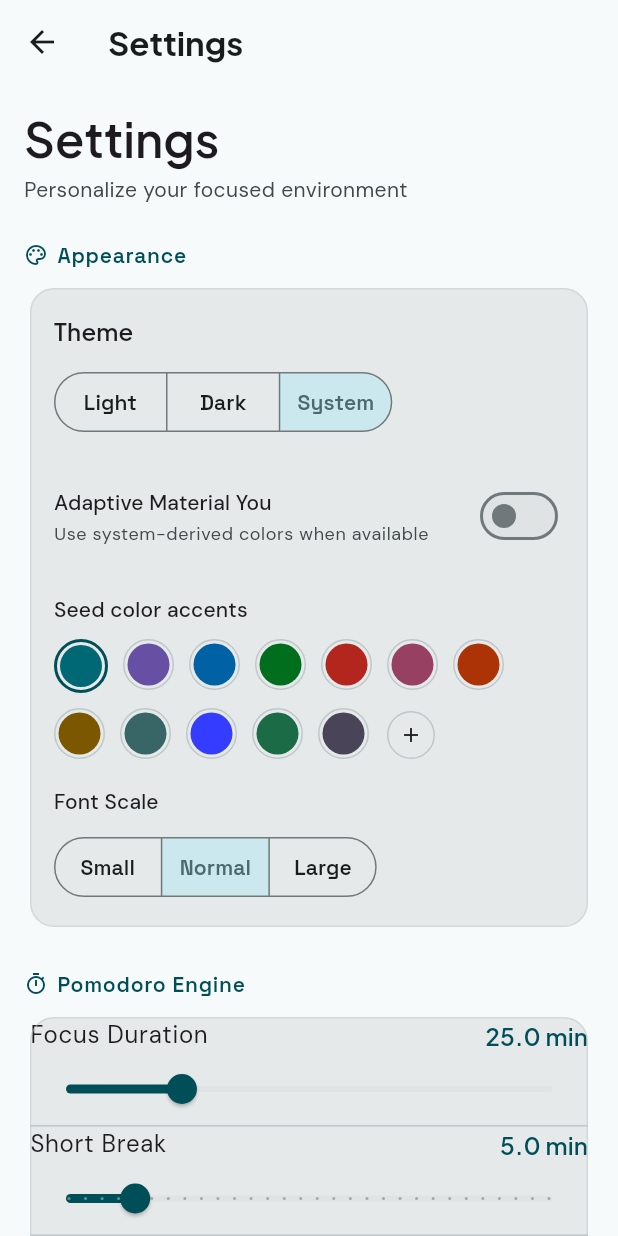
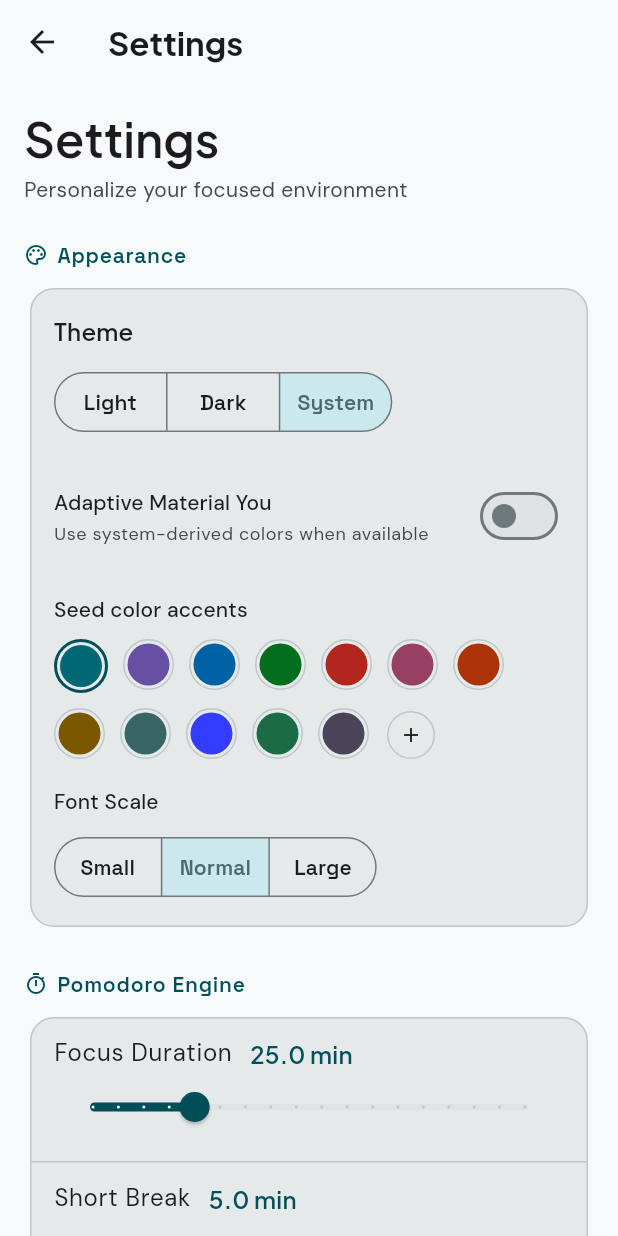
Before and after one commit to thies2005/studyhabit, a Flutter app: the screen it shows after launch, after a tap on the "settings" icon, on a phone screen of 412 x 824 dp. Run offline on Flutter 3.47's test engine with Material 3 defaults, Android fonts, the light colour scheme and no system bars; drawn by our look-alikes of dynamic_color; our stand-ins replace confetti, device_info_plus, drift, drift_flutter, file_picker, fl_chart and 9 more; missing offline and left inert: app_settings, flex_color_picker, flutter_foreground_task, syncfusion_flutter_pdfviewer; accounts and stored records are empty; generated files the repository leaves out were written again.

Commit message:
fix: restore session navigation and add per-day goals
- navigate recent sessions to subject detail timeline
- add weekday-specific study goals with export support
- improve slider layout and adaptive theme visibility
- strengthen achievement and stat card borders
- bump app version to 1.0.1+3

```diff
--- a/lib/core/providers/theme_provider.dart
+++ b/lib/core/providers/theme_provider.dart
@@ -29,6 +29,13 @@ class ThemeSettings extends _$ThemeSettings {
   static const _gracePeriodKey = 'streak.gracePeriod';
   static const _continuousFocusKey = 'pomodoro.continuousFocus';
   static const _dailyGoalMinutesKey = 'goal.dailyMinutes';
+  static const _dailyGoalMondayKey = 'goal.monday';
+  static const _dailyGoalTuesdayKey = 'goal.tuesday';
+  static const _dailyGoalWednesdayKey = 'goal.wednesday';
+  static const _dailyGoalThursdayKey = 'goal.thursday';
+  static const _dailyGoalFridayKey = 'goal.friday';
+  static const _dailyGoalSaturdayKey = 'goal.saturday';
+  static const _dailyGoalSundayKey = 'goal.sunday';
   static const _lastDailyGoalAwardDateKey = 'goal.lastAwardDate';
 
 
@@ -75,6 +82,18 @@ class ThemeSettings extends _$ThemeSettings {
     final gracePeriod = _prefs.getDouble(_gracePeriodKey) ?? 2.0;
     final continuousFocus = _prefs.getBool(_continuousFocusKey) ?? true;
     final dailyGoalMinutes = _prefs.getInt(_dailyGoalMinutesKey) ?? 0;
+    final dailyGoalsByWeekday = <int, int>{
+      DateTime.monday: _prefs.getInt(_dailyGoalMondayKey) ?? dailyGoalMinutes,
+      DateTime.tuesday: _prefs.getInt(_dailyGoalTuesdayKey) ?? dailyGoalMinutes,
+      DateTime.wednesday:
+          _prefs.getInt(_dailyGoalWednesdayKey) ?? dailyGoalMinutes,
+      DateTime.thursday:
+          _prefs.getInt(_dailyGoalThursdayKey) ?? dailyGoalMinutes,
+      DateTime.friday: _prefs.getInt(_dailyGoalFridayKey) ?? dailyGoalMinutes,
+      DateTime.saturday:
+          _prefs.getInt(_dailyGoalSaturdayKey) ?? dailyGoalMinutes,
+      DateTime.sunday: _prefs.getInt(_dailyGoalSundayKey) ?? dailyGoalMinutes,
+    };
     final lastDailyGoalAwardDate = _prefs.getString(_lastDailyGoalAwardDateKey) ?? '';
 
     return ThemeSettingsState(
@@ -99,6 +118,7 @@ class ThemeSettings extends _$ThemeSettings {
       gracePeriodHours: gracePeriod,
       continuousFocus: continuousFocus,
       dailyGoalMinutes: dailyGoalMinutes,
+      dailyGoalsByWeekday: dailyGoalsByWeekday,
       lastDailyGoalAwardDate: lastDailyGoalAwardDate,
     );
   }
@@ -320,9 +340,31 @@ class ThemeSettings extends _$ThemeSettings {
     final current = state.asData?.value;
     if (current == null) return;
 
-    final next = current.copyWith(dailyGoalMinutes: minutes);
+    final next = current.copyWith(
+      dailyGoalMinutes: minutes,
+      dailyGoalsByWeekday: {
+        for (final weekday in ThemeSettingsState.weekdays) weekday: minutes,
+      },
+    );
     state = AsyncValue.data(next);
     await _prefs.setInt(_dailyGoalMinutesKey, minutes);
+    for (final entry in _dailyGoalPreferenceKeys.entries) {
+      await _prefs.setInt(entry.value, minutes);
+    }
+  }
+
+  Future<void> setDailyGoalForWeekday(int weekday, int minutes) async {
+    final current = state.asData?.value;
+    if (current == null) return;
+
+    final updatedGoals = Map<int, int>.from(current.dailyGoalsByWeekday)
+      ..[weekday] = minutes;
+    final next = current.copyWith(dailyGoalsByWeekday: updatedGoals);
+    state = AsyncValue.data(next);
+    final key = _dailyGoalPreferenceKeys[weekday];
+    if (key != null) {
+      await _prefs.setInt(key, minutes);
+    }
   }
 
   Future<void> setLastDailyGoalAwardDate(String date) async {
@@ -333,6 +375,16 @@ class ThemeSettings extends _$ThemeSettings {
     state = AsyncValue.data(next);
     await _prefs.setString(_lastDailyGoalAwardDateKey, date);
   }
+
+  static const Map<int, String> _dailyGoalPreferenceKeys = {
+    DateTime.monday: _dailyGoalMondayKey,
+    DateTime.tuesday: _dailyGoalTuesdayKey,
+    DateTime.wednesday: _dailyGoalWednesdayKey,
+    DateTime.thursday: _dailyGoalThursdayKey,
+    DateTime.friday: _dailyGoalFridayKey,
+    DateTime.saturday: _dailyGoalSaturdayKey,
+    DateTime.sunday: _dailyGoalSundayKey,
+  };
 }
 
 class ThemeSettingsState {
@@ -358,8 +410,19 @@ class ThemeSettingsState {
     required this.gracePeriodHours,
     required this.continuousFocus,
     required this.dailyGoalMinutes,
+    required this.dailyGoalsByWeekday,
     required this.lastDailyGoalAwardDate,
   });
+
+  static const weekdays = <int>[
+    DateTime.monday,
+    DateTime.tuesday,
+    DateTime.wednesday,
+    DateTime.thursday,
+    DateTime.friday,
+    DateTime.saturday,
+    DateTime.sunday,
+  ];
 
   final int seedColorIndex;
   final ThemeMode themeMode;
@@ -382,7 +445,14 @@ class ThemeSettingsState {
   final double gracePeriodHours;
   final bool continuousFocus;
   final int dailyGoalMinutes;
+  final Map<int, int> dailyGoalsByWeekday;
   final String lastDailyGoalAwardDate;
+
+  int goalForWeekday(int weekday) {
+    return dailyGoalsByWeekday[weekday] ?? dailyGoalMinutes;
+  }
+
+  int get todayGoalMinutes => goalForWeekday(DateTime.now().weekday);
 
   ThemeSettingsState copyWith({
     int? seedColorIndex,
@@ -406,6 +476,7 @@ class ThemeSettingsState {
     double? gracePeriodHours,
     bool? continuousFocus,
     int? dailyGoalMinutes,
+    Map<int, int>? dailyGoalsByWeekday,
     String? lastDailyGoalAwardDate,
   }) {
     return ThemeSettingsState(
@@ -430,6 +501,8 @@ class ThemeSettingsState {
       gracePeriodHours: gracePeriodHours ?? this.gracePeriodHours,
       continuousFocus: continuousFocus ?? this.continuousFocus,
       dailyGoalMinutes: dailyGoalMinutes ?? this.dailyGoalMinutes,
+      dailyGoalsByWeekday:
+          dailyGoalsByWeekday ?? this.dailyGoalsByWeekday,
       lastDailyGoalAwardDate: lastDailyGoalAwardDate ?? this.lastDailyGoalAwardDate,
     );
   }
--- a/lib/core/router/app_router.dart
+++ b/lib/core/router/app_router.dart
@@ -97,7 +97,11 @@ GoRouter appRouter(Ref ref) {
         parentNavigatorKey: _rootNavigatorKey,
         builder: (context, state) {
           final subjectId = state.pathParameters['subjectId']!;
-          return SubjectDetailScreen(subjectId: subjectId);
+          final initialTab = state.uri.queryParameters['tab'];
+          return SubjectDetailScreen(
+            subjectId: subjectId,
+            initialTab: initialTab,
+          );
         },
       ),
       GoRoute(
--- a/lib/core/theme/app_theme.dart
+++ b/lib/core/theme/app_theme.dart
@@ -137,12 +137,23 @@ class AppTheme {
       colorScheme: scheme,
       scaffoldBackgroundColor: scheme.surface,
       textTheme: _buildTextTheme(brightness),
+      sliderTheme: SliderThemeData(
+        trackHeight: 4,
+        activeTrackColor: scheme.primary,
+        inactiveTrackColor: scheme.surfaceContainerHighest,
+        thumbColor: scheme.primary,
+        overlayColor: scheme.primary.withValues(alpha: 0.12),
+        activeTickMarkColor: scheme.onPrimary,
+        inactiveTickMarkColor: scheme.outlineVariant,
+        valueIndicatorColor: scheme.primary,
+        valueIndicatorTextStyle: TextStyle(color: scheme.onPrimary),
+      ),
       cardTheme: CardThemeData(
         elevation: 0,
         shape: RoundedRectangleBorder(
           borderRadius: BorderRadius.circular(16),
           side: BorderSide(
-            color: scheme.outlineVariant.withValues(alpha: 0.5),
+            color: scheme.outlineVariant,
             width: 1,
           ),
         ),
--- a/lib/features/home/home_screen.dart
+++ b/lib/features/home/home_screen.dart
@@ -1,5 +1,6 @@
 import 'package:flutter/material.dart';
 import 'package:flutter_riverpod/flutter_riverpod.dart';
+import 'package:go_router/go_router.dart';
 import 'package:riverpod_annotation/riverpod_annotation.dart';
 
 import '../../core/models/user_stats.dart';
@@ -190,8 +191,11 @@ class _FocusSection extends ConsumerWidget {
       loading: () => const SizedBox.shrink(),
       error: (_, __) => const SizedBox.shrink(),
       data: (settings) {
-        if (settings.dailyGoalMinutes > 0) {
-          return _DailyGoalCard(stats: stats, goalMinutes: settings.dailyGoalMinutes);
+        if (settings.todayGoalMinutes > 0) {
+          return _DailyGoalCard(
+            stats: stats,
+            goalMinutes: settings.todayGoalMinutes,
+          );
         }
         return _WeeklyFocusCard(stats: stats);
       },
@@ -460,7 +464,11 @@ class _SessionCard extends ConsumerWidget {
               ],
             ),
             onTap: () {
-              // No navigation — cards are informational only in home feed
+              context.pushNamed(
+                'subject-detail',
+                pathParameters: {'subjectId': subject.id},
+                queryParameters: const {'tab': 'timeline'},
+              );
             },
           ),
         );
--- a/lib/features/pomodoro/free_timer_notifier.dart
+++ b/lib/features/pomodoro/free_timer_notifier.dart
@@ -251,7 +251,7 @@ class FreeTimerNotifier extends _$FreeTimerNotifier {
 
   Future<void> _checkDailyGoalXp() async {
     final settings = ref.read(themeSettingsProvider).value;
-    if (settings == null || settings.dailyGoalMinutes <= 0) return;
+    if (settings == null || settings.todayGoalMinutes <= 0) return;
 
     final todayStr = _todayDateString();
     if (settings.lastDailyGoalAwardDate == todayStr) return;
@@ -267,7 +267,7 @@ class FreeTimerNotifier extends _$FreeTimerNotifier {
       (sum, s) => sum + s.actualDurationMinutes,
     );
 
-    if (todayMinutes >= settings.dailyGoalMinutes) {
+    if (todayMinutes >= settings.todayGoalMinutes) {
       await ref.read(xpServiceProvider).award(ref, XpReason.dailyGoal);
       await ref
           .read(themeSettingsProvider.notifier)
--- a/lib/features/pomodoro/pomodoro_notifier.dart
+++ b/lib/features/pomodoro/pomodoro_notifier.dart
@@ -707,7 +707,7 @@ class PomodoroNotifier extends _$PomodoroNotifier with WidgetsBindingObserver {
 
   Future<void> _checkDailyGoalXp() async {
     final settings = ref.read(themeSettingsProvider).value;
-    if (settings == null || settings.dailyGoalMinutes <= 0) return;
+    if (settings == null || settings.todayGoalMinutes <= 0) return;
 
     final todayStr = _todayDateString();
     if (settings.lastDailyGoalAwardDate == todayStr) return;
@@ -723,7 +723,7 @@ class PomodoroNotifier extends _$PomodoroNotifier with WidgetsBindingObserver {
       (sum, s) => sum + s.actualDurationMinutes,
     );
 
-    if (todayMinutes >= settings.dailyGoalMinutes) {
+    if (todayMinutes >= settings.todayGoalMinutes) {
       await ref.read(xpServiceProvider).award(ref, XpReason.dailyGoal);
       await ref
           .read(themeSettingsProvider.notifier)
--- a/lib/features/settings/settings_screen.dart
+++ b/lib/features/settings/settings_screen.dart
@@ -59,6 +59,19 @@ class _SettingsContent extends ConsumerWidget {
 
   final ThemeSettingsState settings;
   final AsyncValue<UserStats> statsAsync;
+
+  String _weekdayLabel(int weekday) {
+    return switch (weekday) {
+      DateTime.monday => 'Monday',
+      DateTime.tuesday => 'Tuesday',
+      DateTime.wednesday => 'Wednesday',
+      DateTime.thursday => 'Thursday',
+      DateTime.friday => 'Friday',
+      DateTime.saturday => 'Saturday',
+      DateTime.sunday => 'Sunday',
+      _ => 'Day',
+    };
+  }
 
   @override
   Widget build(BuildContext context, WidgetRef ref) {
@@ -198,13 +211,19 @@ class _SettingsContent extends ConsumerWidget {
                 min: 5,
                 max: 90,
                 unit: 'min',
+                divisions: 17,
                 onChanged: (value) {
                   final oldVal = settings.workDuration;
                   final currentBreak = settings.shortBreak;
                   ref
                       .read(themeSettingsProvider.notifier)
                       .setWorkDuration(value.round());
-                  _propagateWorkDuration(oldVal, value.round(), currentBreak, ref);
+                  _propagateWorkDuration(
+                    oldVal,
+                    value.round(),
+                    currentBreak,
+                    ref,
+                  );
                 },
               ),
               const Divider(height: 1),
@@ -214,13 +233,19 @@ class _SettingsContent extends ConsumerWidget {
                 min: 1,
                 max: 30,
                 unit: 'min',
+                divisions: 29,
                 onChanged: (value) {
                   final oldVal = settings.shortBreak;
                   final currentWork = settings.workDuration;
                   ref
                       .read(themeSettingsProvider.notifier)
                       .setShortBreak(value.round());
-                  _propagateShortBreak(currentWork, oldVal, value.round(), ref);
+                  _propagateShortBreak(
+                    currentWork,
+                    oldVal,
+                    value.round(),
+                    ref,
+                  );
                 },
               ),
               const Divider(height: 1),
@@ -230,6 +255,7 @@ class _SettingsContent extends ConsumerWidget {
                 min: 5,
                 max: 60,
                 unit: 'min',
+                divisions: 11,
                 onChanged: (value) {
                   ref
                       .read(themeSettingsProvider.notifier)
@@ -244,6 +270,7 @@ class _SettingsContent extends ConsumerWidget {
                 max: 8,
                 unit: '',
                 isInt: true,
+                divisions: 6,
                 onChanged: (value) {
                   ref
                       .read(themeSettingsProvider.notifier)
@@ -527,52 +554,35 @@ class _SettingsContent extends ConsumerWidget {
         ),
         const SizedBox(height: 8),
         Card(
+          child: Padding(
+            padding: const EdgeInsets.symmetric(vertical: 8),
             child: Column(
             children: [
               Padding(
-                padding: const EdgeInsets.fromLTRB(16, 16, 16, 0),
-                child: Row(
-                  mainAxisAlignment: MainAxisAlignment.spaceBetween,
-                  children: [
-                    Text('Daily goal', style: theme.textTheme.bodyLarge),
-                    Text(
-                      settings.dailyGoalMinutes > 0
-                          ? '${settings.dailyGoalMinutes} min'
-                          : 'Off',
-                      style: theme.textTheme.titleMedium?.copyWith(
-                        color: settings.dailyGoalMinutes > 0
-                            ? colorScheme.primary
-                            : colorScheme.onSurfaceVariant,
-                      ),
-                    ),
-                  ],
-                ),
-              ),
-              Slider(
-                value: settings.dailyGoalMinutes.toDouble(),
-                min: 0,
-                max: 240,
-                divisions: 24,
-                label: settings.dailyGoalMinutes > 0
-                    ? '${settings.dailyGoalMinutes} min'
-                    : 'Off',
-                onChanged: (value) {
-                  ref
-                      .read(themeSettingsProvider.notifier)
-                      .setDailyGoalMinutes(value.round());
-                },
-              ),
-              if (settings.dailyGoalMinutes > 0)
-                Padding(
-                  padding: const EdgeInsets.fromLTRB(16, 0, 16, 16),
+                padding: const EdgeInsets.fromLTRB(16, 8, 16, 12),
                 child: Text(
-                    'Earn bonus XP when you reach your daily study goal',
+                  'Set a different goal for each day. A goal of 0 minutes disables that day.',
                   style: theme.textTheme.bodySmall?.copyWith(
                     color: colorScheme.onSurfaceVariant,
                   ),
                 ),
               ),
+              for (final weekday in ThemeSettingsState.weekdays) ...[
+                _DailyGoalSetting(
+                  label: _weekdayLabel(weekday),
+                  value: settings.goalForWeekday(weekday).toDouble(),
+                  isToday: weekday == DateTime.now().weekday,
+                  onChanged: (value) {
+                    ref
+                        .read(themeSettingsProvider.notifier)
+                        .setDailyGoalForWeekday(weekday, value.round());
+                  },
+                ),
+                if (weekday != ThemeSettingsState.weekdays.last)
+                  const Divider(height: 1),
               ],
+            ],
+            ),
           ),
         ),
         const SizedBox(height: 24),
@@ -997,6 +1007,7 @@ class _SliderSetting extends StatelessWidget {
     required this.max,
     required this.unit,
     required this.onChanged,
+    this.divisions,
     this.isInt = false,
   });
 
@@ -1006,6 +1017,7 @@ class _SliderSetting extends StatelessWidget {
   final double max;
   final String unit;
   final ValueChanged<double> onChanged;
+  final int? divisions;
   final bool isInt;
 
   @override
@@ -1013,13 +1025,21 @@ class _SliderSetting extends StatelessWidget {
     final colorScheme = Theme.of(context).colorScheme;
     final displayValue = isInt ? value.round() : double.parse(value.toStringAsFixed(1));
 
-    return Column(
+    return Padding(
+      padding: const EdgeInsets.symmetric(horizontal: 16, vertical: 12),
+      child: Column(
         crossAxisAlignment: CrossAxisAlignment.start,
         children: [
           Row(
-          mainAxisAlignment: MainAxisAlignment.spaceBetween,
             children: [
-            Text(label, style: Theme.of(context).textTheme.bodyLarge),
+              Flexible(
+                child: Text(
+                  label,
+                  style: Theme.of(context).textTheme.bodyLarge,
+                  overflow: TextOverflow.ellipsis,
+                ),
+              ),
+              const SizedBox(width: 12),
               Text(
                 '$displayValue $unit',
                 style: Theme.of(
@@ -1032,10 +1052,68 @@ class _SliderSetting extends StatelessWidget {
             value: value,
             min: min,
             max: max,
-          divisions: (max - min).toInt(),
+            divisions: divisions,
             onChanged: onChanged,
           ),
         ],
+      ),
+    );
+  }
+}
+
+class _DailyGoalSetting extends StatelessWidget {
+  const _DailyGoalSetting({
+    required this.label,
+    required this.value,
+    required this.isToday,
+    required this.onChanged,
+  });
+
+  final String label;
+  final double value;
+  final bool isToday;
+  final ValueChanged<double> onChanged;
+
+  @override
+  Widget build(BuildContext context) {
+    final colorScheme = Theme.of(context).colorScheme;
+    final displayLabel = value <= 0 ? 'Off' : '${value.round()} min';
+
+    return Padding(
+      padding: const EdgeInsets.symmetric(horizontal: 16, vertical: 8),
+      child: Column(
+        crossAxisAlignment: CrossAxisAlignment.start,
+        children: [
+          Row(
+            children: [
+              Expanded(
+                child: Text(
+                  isToday ? '$label (Today)' : label,
+                  style: Theme.of(context).textTheme.bodyLarge?.copyWith(
+                    fontWeight: isToday ? FontWeight.w600 : FontWeight.w500,
+                  ),
+                ),
+              ),
+              const SizedBox(width: 12),
+              Text(
+                displayLabel,
+                style: Theme.of(context).textTheme.titleMedium?.copyWith(
+                  color: value > 0
+                      ? colorScheme.primary
+                      : colorScheme.onSurfaceVariant,
+                ),
+              ),
+            ],
+          ),
+          Slider(
+            value: value,
+            min: 0,
+            max: 240,
+            divisions: 24,
+            onChanged: onChanged,
+          ),
+        ],
+      ),
     );
   }
 }
--- a/pubspec.yaml
+++ b/pubspec.yaml
@@ -1,7 +1,7 @@
 name: studytracker
 description: A Flutter study tracking app with gamification.
 publish_to: 'none'
-version: 1.0.0+3
+version: 1.0.1+4
 
 environment:
   sdk: '>=3.9.0 <4.0.0'
```
Also changed, not shown: lib/core/services/export_service.dart (+6 -1 lines), lib/features/achievements/achievements_screen.dart (+7 -4 lines), lib/features/subjects/detail/subject_detail_screen.dart (+22 -4 lines). Lines whose indentation alone changed are shown as unchanged.
